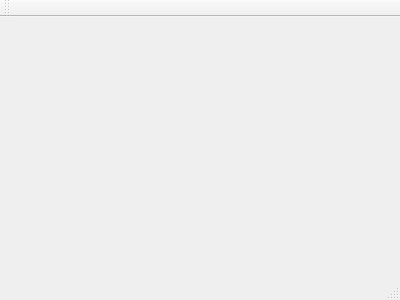
Qt form ui/mainwindow.ui (diginatu/Viqo) before a commit.
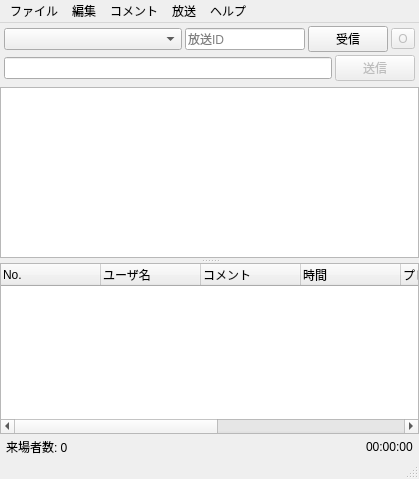
The same form after that commit.

Commit message: initialize main file and mainwindow ui

```diff
--- a/ui/mainwindow.ui
+++ b/ui/mainwindow.ui
@@ -6,34 +6,385 @@
    <rect>
     <x>0</x>
     <y>0</y>
-    <width>400</width>
-    <height>300</height>
+    <width>419</width>
+    <height>479</height>
    </rect>
   </property>
+  <property name="sizePolicy">
+   <sizepolicy hsizetype="MinimumExpanding" vsizetype="Preferred">
+    <horstretch>0</horstretch>
+    <verstretch>0</verstretch>
+   </sizepolicy>
+  </property>
   <property name="windowTitle">
    <string>MainWindow</string>
   </property>
-  <property name="windowOpacity">
-   <double>0.500000000000000</double>
-  </property>
-  <widget class="QWidget" name="centralWidget"/>
+  <widget class="QWidget" name="centralWidget">
+   <layout class="QVBoxLayout" name="verticalLayout_3">
+    <property name="spacing">
+     <number>3</number>
+    </property>
+    <property name="leftMargin">
+     <number>0</number>
+    </property>
+    <property name="topMargin">
+     <number>3</number>
+    </property>
+    <property name="rightMargin">
+     <number>0</number>
+    </property>
+    <property name="bottomMargin">
+     <number>0</number>
+    </property>
+    <item>
+     <widget class="QWidget" name="broadWidget" native="true">
+      <layout class="QHBoxLayout" name="horizontalLayout_2">
+       <property name="spacing">
+        <number>3</number>
+       </property>
+       <property name="leftMargin">
+        <number>4</number>
+       </property>
+       <property name="topMargin">
+        <number>0</number>
+       </property>
+       <property name="rightMargin">
+        <number>4</number>
+       </property>
+       <property name="bottomMargin">
+        <number>0</number>
+       </property>
+       <item>
+        <widget class="QComboBox" name="liveWakuListCombo">
+         <property name="sizePolicy">
+          <sizepolicy hsizetype="Expanding" vsizetype="Fixed">
+           <horstretch>0</horstretch>
+           <verstretch>0</verstretch>
+          </sizepolicy>
+         </property>
+        </widget>
+       </item>
+       <item>
+        <widget class="QLineEdit" name="broadIdEdit">
+         <property name="maximumSize">
+          <size>
+           <width>120</width>
+           <height>16777215</height>
+          </size>
+         </property>
+         <property name="text">
+          <string/>
+         </property>
+         <property name="placeholderText">
+          <string>放送ID</string>
+         </property>
+        </widget>
+       </item>
+       <item>
+        <widget class="QPushButton" name="connectionButton">
+         <property name="sizePolicy">
+          <sizepolicy hsizetype="Maximum" vsizetype="Fixed">
+           <horstretch>0</horstretch>
+           <verstretch>0</verstretch>
+          </sizepolicy>
+         </property>
+         <property name="text">
+          <string>受信</string>
+         </property>
+        </widget>
+       </item>
+       <item>
+        <widget class="QToolButton" name="openBrowserButton">
+         <property name="enabled">
+          <bool>false</bool>
+         </property>
+         <property name="toolTip">
+          <string>ブラウザで開く</string>
+         </property>
+         <property name="text">
+          <string>O</string>
+         </property>
+        </widget>
+       </item>
+      </layout>
+     </widget>
+    </item>
+    <item>
+     <widget class="QWidget" name="broadWidget2" native="true">
+      <layout class="QHBoxLayout" name="horizontalLayout_3">
+       <property name="spacing">
+        <number>3</number>
+       </property>
+       <property name="leftMargin">
+        <number>4</number>
+       </property>
+       <property name="topMargin">
+        <number>0</number>
+       </property>
+       <property name="rightMargin">
+        <number>4</number>
+       </property>
+       <property name="bottomMargin">
+        <number>0</number>
+       </property>
+       <item>
+        <widget class="QLineEdit" name="submitEdit"/>
+       </item>
+       <item>
+        <widget class="QPushButton" name="submitButton">
+         <property name="enabled">
+          <bool>false</bool>
+         </property>
+         <property name="text">
+          <string>送信</string>
+         </property>
+        </widget>
+       </item>
+      </layout>
+     </widget>
+    </item>
+    <item>
+     <widget class="QWidget" name="broadWidget3" native="true">
+      <layout class="QHBoxLayout" name="horizontalLayout_4">
+       <property name="spacing">
+        <number>3</number>
+       </property>
+       <property name="leftMargin">
+        <number>4</number>
+       </property>
+       <property name="topMargin">
+        <number>0</number>
+       </property>
+       <property name="rightMargin">
+        <number>4</number>
+       </property>
+       <property name="bottomMargin">
+        <number>0</number>
+       </property>
+      </layout>
+     </widget>
+    </item>
+    <item>
+     <widget class="QSplitter" name="splitter">
+      <property name="orientation">
+       <enum>Qt::Vertical</enum>
+      </property>
+      <property name="handleWidth">
+       <number>5</number>
+      </property>
+      <widget class="QTextBrowser" name="largeCommentView">
+       <property name="sizePolicy">
+        <sizepolicy hsizetype="Minimum" vsizetype="Expanding">
+         <horstretch>0</horstretch>
+         <verstretch>0</verstretch>
+        </sizepolicy>
+       </property>
+       <property name="contextMenuPolicy">
+        <enum>Qt::ActionsContextMenu</enum>
+       </property>
+       <property name="openExternalLinks">
+        <bool>true</bool>
+       </property>
+      </widget>
+      <widget class="QTreeWidget" name="commentListTree">
+       <property name="sizePolicy">
+        <sizepolicy hsizetype="Minimum" vsizetype="Expanding">
+         <horstretch>0</horstretch>
+         <verstretch>0</verstretch>
+        </sizepolicy>
+       </property>
+       <property name="contextMenuPolicy">
+        <enum>Qt::ActionsContextMenu</enum>
+       </property>
+       <property name="alternatingRowColors">
+        <bool>true</bool>
+       </property>
+       <property name="indentation">
+        <number>0</number>
+       </property>
+       <property name="columnCount">
+        <number>8</number>
+       </property>
+       <attribute name="headerMinimumSectionSize">
+        <number>20</number>
+       </attribute>
+       <column>
+        <property name="text">
+         <string>No.</string>
+        </property>
+       </column>
+       <column>
+        <property name="text">
+         <string>ユーザ名</string>
+        </property>
+       </column>
+       <column>
+        <property name="text">
+         <string>コメント</string>
+        </property>
+       </column>
+       <column>
+        <property name="text">
+         <string>時間</string>
+        </property>
+       </column>
+       <column>
+        <property name="text">
+         <string>プレミアム</string>
+        </property>
+       </column>
+       <column>
+        <property name="text">
+         <string>ユーザID</string>
+        </property>
+       </column>
+       <column>
+        <property name="text">
+         <string>184</string>
+        </property>
+       </column>
+       <column>
+        <property name="text">
+         <string>放送主</string>
+        </property>
+       </column>
+      </widget>
+     </widget>
+    </item>
+    <item>
+     <widget class="QWidget" name="footerInfoWidget" native="true">
+      <layout class="QHBoxLayout" name="horizontalLayout">
+       <property name="leftMargin">
+        <number>6</number>
+       </property>
+       <property name="topMargin">
+        <number>0</number>
+       </property>
+       <property name="rightMargin">
+        <number>6</number>
+       </property>
+       <property name="bottomMargin">
+        <number>0</number>
+       </property>
+       <item>
+        <widget class="QLabel" name="numAudience">
+         <property name="sizePolicy">
+          <sizepolicy hsizetype="Preferred" vsizetype="Fixed">
+           <horstretch>0</horstretch>
+           <verstretch>0</verstretch>
+          </sizepolicy>
+         </property>
+         <property name="text">
+          <string>来場者数: 0</string>
+         </property>
+        </widget>
+       </item>
+       <item>
+        <spacer name="horizontalSpacer">
+         <property name="orientation">
+          <enum>Qt::Horizontal</enum>
+         </property>
+         <property name="sizeHint" stdset="0">
+          <size>
+           <width>40</width>
+           <height>20</height>
+          </size>
+         </property>
+        </spacer>
+       </item>
+       <item>
+        <widget class="QLabel" name="elapsedTime">
+         <property name="sizePolicy">
+          <sizepolicy hsizetype="Preferred" vsizetype="Fixed">
+           <horstretch>0</horstretch>
+           <verstretch>0</verstretch>
+          </sizepolicy>
+         </property>
+         <property name="text">
+          <string>00:00:00</string>
+         </property>
+        </widget>
+       </item>
+      </layout>
+     </widget>
+    </item>
+   </layout>
+  </widget>
   <widget class="QMenuBar" name="menuBar">
    <property name="geometry">
     <rect>
      <x>0</x>
      <y>0</y>
-     <width>400</width>
+     <width>419</width>
      <height>25</height>
     </rect>
    </property>
-  </widget>
-  <widget class="QToolBar" name="mainToolBar">
-   <attribute name="toolBarArea">
-    <enum>TopToolBarArea</enum>
-   </attribute>
-   <attribute name="toolBarBreak">
-    <bool>false</bool>
-   </attribute>
+   <widget class="QMenu" name="file">
+    <property name="title">
+     <string>ファイル</string>
+    </property>
+    <widget class="QMenu" name="stateSave">
+     <property name="title">
+      <string>状態セーブ</string>
+     </property>
+     <addaction name="save1"/>
+     <addaction name="save2"/>
+     <addaction name="save3"/>
+     <addaction name="save4"/>
+    </widget>
+    <widget class="QMenu" name="stateLoad">
+     <property name="title">
+      <string>状態ロード</string>
+     </property>
+     <addaction name="load1"/>
+     <addaction name="load2"/>
+     <addaction name="load3"/>
+     <addaction name="load4"/>
+    </widget>
+    <addaction name="stateSave"/>
+    <addaction name="stateLoad"/>
+    <addaction name="separator"/>
+    <addaction name="quit"/>
+   </widget>
+   <widget class="QMenu" name="edit">
+    <property name="title">
+     <string>編集</string>
+    </property>
+    <addaction name="autoLoadNextWaku"/>
+    <addaction name="separator"/>
+    <addaction name="searchBroadcastSettings"/>
+    <addaction name="settings"/>
+    <addaction name="accountSettings"/>
+   </widget>
+   <widget class="QMenu" name="broadcasting">
+    <property name="title">
+     <string>放送</string>
+    </property>
+    <addaction name="newWakuSettings"/>
+    <addaction name="getNewWakuNow"/>
+    <addaction name="separator"/>
+    <addaction name="timerWaku"/>
+   </widget>
+   <widget class="QMenu" name="help">
+    <property name="title">
+     <string>ヘルプ</string>
+    </property>
+    <addaction name="aboutViqo"/>
+    <addaction name="aboutQt"/>
+   </widget>
+   <widget class="QMenu" name="menu">
+    <property name="title">
+     <string>コメント</string>
+    </property>
+    <addaction name="clearComments"/>
+    <addaction name="keepTopChk"/>
+    <addaction name="action184"/>
+   </widget>
+   <addaction name="file"/>
+   <addaction name="edit"/>
+   <addaction name="menu"/>
+   <addaction name="broadcasting"/>
+   <addaction name="help"/>
   </widget>
   <widget class="QStatusBar" name="statusBar"/>
  </widget>
```
Left out of the diff: 209 changed lines with no effect on the pictures. The commit also changes 4 other files.
